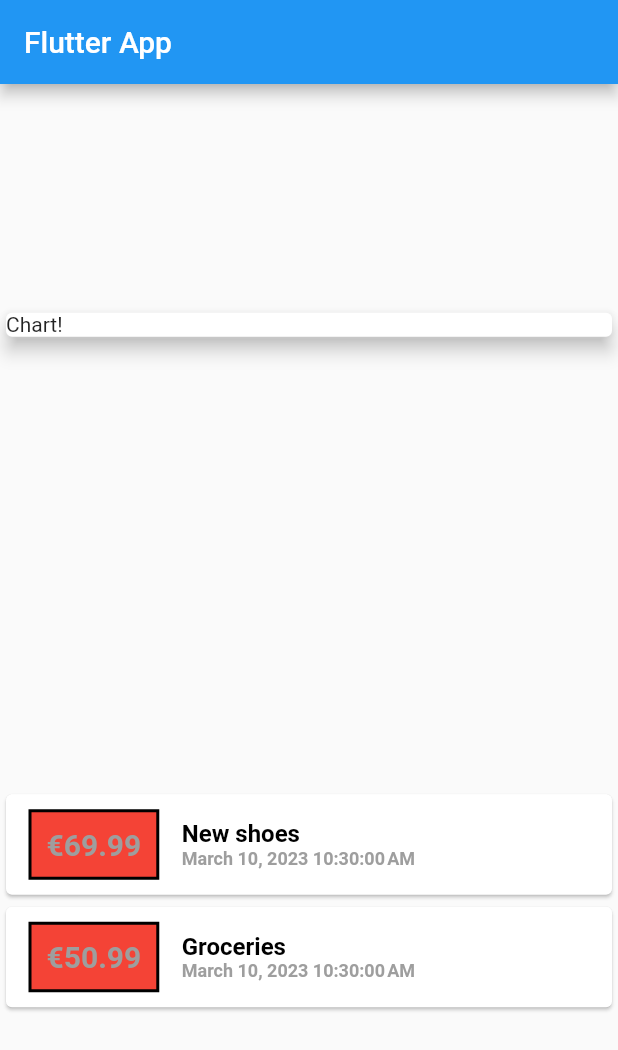
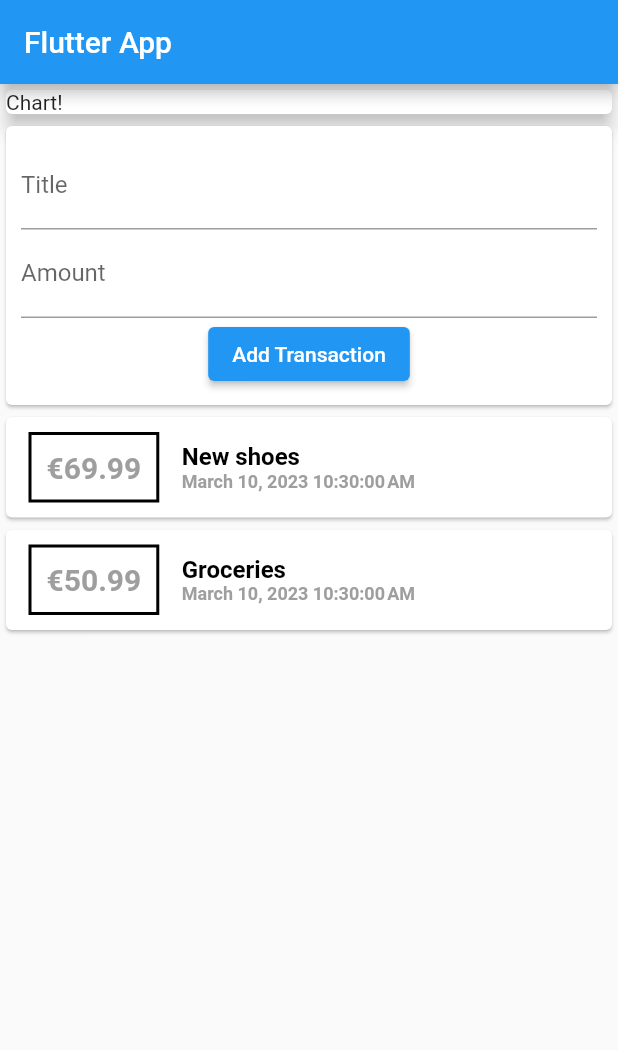
Before and after one commit to andremoreira1225/laragigs_laravel_course, a Flutter app: the screen it shows after launch, on a phone screen of 412 x 824 dp. Shown: the top 1050 px of the screen. Run offline on Flutter 3.47's test engine with Material 2 defaults, Android fonts, the phone set to English and light mode, and no system bars.

Commit message:
lesson 87

```diff
--- a/flutter_app_expense_tracker/app/lib/main.dart
+++ b/flutter_app_expense_tracker/app/lib/main.dart
@@ -1,6 +1,9 @@
-import './transaction.dart';
+import 'package:app/widgets/transaction_list.dart';
+
+import './models/transaction.dart';
 import 'package:flutter/material.dart';
 import 'package:intl/intl.dart';
+import './widgets/transaction_list.dart';
 
 void main() {
   runApp(const MyApp());
@@ -21,19 +24,11 @@ class MyApp extends StatelessWidget {
 class MyHomePage extends StatelessWidget {
   //const MyHomePage({super.key});
   final List<Transaction> transaction = [
-    Transaction(
-      id: 't1',
-      title: 'New shoes',
-      amount: 69.99,
-      date: DateTime.now(),
-    ),
-    Transaction(
-      id: 't2',
-      title: 'Groceries',
-      amount: 50.99,
-      date: DateTime.now(),
-    ),
+
   ];
+
+  String titleInput;
+  String amountInput;
 
   @override
   Widget build(BuildContext context) {
@@ -42,7 +37,7 @@ class MyHomePage extends StatelessWidget {
         title: Text('Flutter App'),
       ),
       body: Column(
-          mainAxisAlignment: MainAxisAlignment.spaceAround,
+          mainAxisAlignment: MainAxisAlignment.start,
           crossAxisAlignment: CrossAxisAlignment.stretch,
           children: [
             Container(
@@ -52,50 +47,25 @@ class MyHomePage extends StatelessWidget {
                 elevation: 5,
               ),
             ),
-            Column(
-              children: transaction.map((tx) {
-                return Card(
-                  child: Row(children: [
-                    Container(
-                      margin:
-                          EdgeInsets.symmetric(vertical: 10, horizontal: 15),
-                      decoration: BoxDecoration(
-                          color: Colors.red,
-                          border: Border.all(color: Colors.black, width: 2)),
-                      padding: EdgeInsets.all(10),
-                      child: Text(
-                        '\€${tx.amount}',
-                        style: TextStyle(
-                            fontWeight: FontWeight.bold,
-                            fontSize: 20,
-                            color: Colors.grey),
-                      ),
-                    ),
-                    Column(
-                      mainAxisAlignment: MainAxisAlignment.start,
-                      crossAxisAlignment: CrossAxisAlignment.start,
-                      children: [
-                        Text(
-                          tx.title,
-                          style: TextStyle(
-                              fontWeight: FontWeight.bold,
-                              fontSize: 16,
-                              color: Colors.black),
-                        ),
-                        Text(
-                          DateFormat().format(tx.date),
-                          style: TextStyle(
-                              fontWeight: FontWeight.bold,
-                              fontSize: 12,
-                              color: Colors.grey),
-                        )
-                      ],
-                    )
-                  ]),
-                );
-              }).toList(),
+            Card(
+              child: Container(
+                padding: EdgeInsets.all(10),
+                child: Column(
+                  children: [
+                    TextField(decoration: InputDecoration(labelText: 'Title'), onChanged: (value) {
+                      titleInput = value;
+                    }),
+                    TextField(decoration: InputDecoration(labelText: 'Amount'),onChanged: (value) {
+                      amountInput = value;
+                    },),
+                    ElevatedButton(onPressed: () {}, child: Text('Add Transaction'))
+                  ],
+                ),
+              ),
             ),
-          ]),
+            TransactionList()
+          ],
+          ),
     );
   }
 }
--- /dev/null
+++ b/flutter_app_expense_tracker/app/lib/widgets/transaction_list.dart
@@ -0,0 +1,77 @@
+import 'package:app/models/transaction.dart';
+import 'package:flutter/src/widgets/framework.dart';
+import 'package:flutter/src/widgets/placeholder.dart';
+import 'package:flutter/material.dart';
+import '../models/transaction.dart';
+import 'package:intl/intl.dart';
+
+class TransactionList extends StatefulWidget {
+  const TransactionList({super.key});
+
+  @override
+  State<TransactionList> createState() => _TransactionListState();
+}
+
+class _TransactionListState extends State<TransactionList> {
+  final List<Transaction> _userTransactions = [
+     Transaction(
+      id: 't1',
+      title: 'New shoes',
+      amount: 69.99,
+      date: DateTime.now(),
+    ),
+    Transaction(
+      id: 't2',
+      title: 'Groceries',
+      amount: 50.99,
+      date: DateTime.now(),
+    ),
+  ];
+
+  @override
+  Widget build(BuildContext context) {
+    return Column(
+              children: _userTransactions.map((tx) {
+                return Card(
+                  child: Row(children: [
+                    Container(
+                      margin:
+                          EdgeInsets.symmetric(vertical: 10, horizontal: 15),
+                      decoration: BoxDecoration(
+                          color: Colors.white,
+                          border: Border.all(color: Colors.black, width: 2)),
+                      padding: EdgeInsets.all(10),
+                      child: Text(
+                        '\€${tx.amount}',
+                        style: TextStyle(
+                            fontWeight: FontWeight.bold,
+                            fontSize: 20,
+                            color: Colors.grey),
+                      ),
+                    ),
+                    Column(
+                      mainAxisAlignment: MainAxisAlignment.start,
+                      crossAxisAlignment: CrossAxisAlignment.start,
+                      children: [
+                        Text(
+                          tx.title,
+                          style: TextStyle(
+                              fontWeight: FontWeight.bold,
+                              fontSize: 16,
+                              color: Colors.black),
+                        ),
+                        Text(
+                          DateFormat().format(tx.date),
+                          style: TextStyle(
+                              fontWeight: FontWeight.bold,
+                              fontSize: 12,
+                              color: Colors.grey),
+                        )
+                      ],
+                    )
+                  ]),
+                );
+              }).toList(),
+            );
+  }
+}
```
Also changed, not shown: flutter_calculator/calculator/analysis_options.yaml (deleted, +0 -29 lines), flutter_calculator/calculator/lib/main.dart (deleted, +0 -307 lines), flutter_calculator/calculator/pubspec.yaml (deleted, +0 -93 lines), flutter_app_expense_tracker/app/lib/models/transaction.dart (renamed from flutter_app_expense_tracker/app/lib/transaction.dart), flutter_calculator/calculator/assets/teste.jpeg (deleted), flutter_calculator/calculator/pubspec.lock (deleted), 126 other files.
